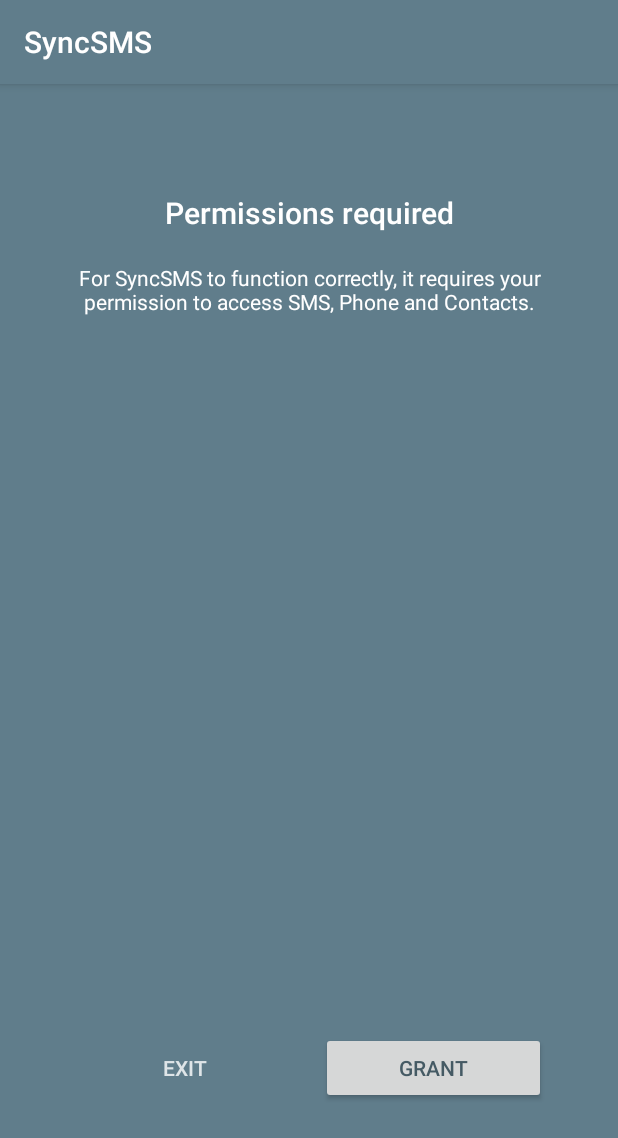
After one commit to pvasa/SyncSMS, an Android app: the fragment PermissionsFragment shown on its own in the app's theme, on a phone screen of 412 x 824 dp. The commit adds this screen. Shown: the top 1138 px of the screen. Run offline under Robolectric (Android 15) with nearby library versions, the phone set to English and light mode, and no system bars.

Commit message:
Initial on-boarding screens, Google sign-in, and permission check.

```diff
--- a/app/src/main/java/svyp/syncsms/MainActivity.java
+++ b/app/src/main/java/svyp/syncsms/MainActivity.java
@@ -17,7 +17,7 @@
 import svyp.syncsms.archived.ArchivedFragment;
 import svyp.syncsms.messages.MessagesFragment;
 import svyp.syncsms.models.Message;
-import svyp.syncsms.newMessage.ContactsActivity;
+import svyp.syncsms.contacts.ContactsActivity;
 
 public class MainActivity extends AppCompatActivity
         implements MainInterface {
--- a/app/src/main/java/svyp/syncsms/chat/ChatActivity.java
+++ b/app/src/main/java/svyp/syncsms/chat/ChatActivity.java
@@ -54,7 +54,7 @@
                         Manifest.permission.SEND_SMS,
                         Manifest.permission.READ_CONTACTS
                 },
-                this, Constants.RC_PERMISSIONS_NEW_MESSAGE_ACTIVITY);
+                this, Constants.RC_PERMISSIONS_CONTACTS_ACTIVITY);
 
         mRecyclerView = (RecyclerView) findViewById(R.id.rv_messages);
 
@@ -129,7 +129,7 @@
     public void onRequestPermissionsResult(
             int requestCode, @NonNull final String[] permissions, @NonNull int[] grantResults) {
         switch (requestCode) {
-            case Constants.RC_PERMISSIONS_NEW_MESSAGE_ACTIVITY: {
+            case Constants.RC_PERMISSIONS_CONTACTS_ACTIVITY: {
                 ArraySet<String> unGranted = new ArraySet<>();
                 for (int i = 0; i < grantResults.length; i++) {
                     if (grantResults[i] != PackageManager.PERMISSION_GRANTED) {
--- a/app/src/main/java/svyp/syncsms/newMessage/ContactsAdapter.java
+++ b/app/src/main/java/svyp/syncsms/contacts/ContactsAdapter.java
@@ -1,4 +1,4 @@
-package svyp.syncsms.newMessage;
+package svyp.syncsms.contacts;
 
 import android.support.v7.widget.CardView;
 import android.support.v7.widget.RecyclerView;
--- a/app/src/main/java/svyp/syncsms/newMessage/SendToAdapter.java
+++ b/app/src/main/java/svyp/syncsms/contacts/SendToAdapter.java
@@ -1,4 +1,4 @@
-package svyp.syncsms.newMessage;
+package svyp.syncsms.contacts;
 
 import android.support.v7.widget.PopupMenu;
 import android.support.v7.widget.RecyclerView;
--- /dev/null
+++ b/app/src/main/java/svyp/syncsms/onBoarding/PermissionsFragment.java
@@ -0,0 +1,85 @@
+package svyp.syncsms.onBoarding;
+
+import android.Manifest;
+import android.content.Intent;
+import android.content.pm.PackageManager;
+import android.os.Bundle;
+import android.support.annotation.NonNull;
+import android.support.v4.app.Fragment;
+import android.support.v4.util.ArraySet;
+import android.view.LayoutInflater;
+import android.view.View;
+import android.view.ViewGroup;
+
+import svyp.syncsms.Constants;
+import svyp.syncsms.MainActivity;
+import svyp.syncsms.R;
+import svyp.syncsms.Utils;
+
+public class PermissionsFragment extends Fragment
+        implements View.OnClickListener {
+
+    private final String TAG = getClass().getName();
+
+    private static final String ARG_SECTION_NUMBER = "section_number";
+    public static final String TITLE = "Request permissions";
+
+    public static PermissionsFragment newInstance(int sectionNumber) {
+        PermissionsFragment fragment = new PermissionsFragment();
+        Bundle args = new Bundle();
+        args.putInt(ARG_SECTION_NUMBER, sectionNumber);
+        fragment.setArguments(args);
+        return fragment;
+    }
+
+    @Override
+    public View onCreateView(LayoutInflater inflater, ViewGroup container,
+                             Bundle savedInstanceState) {
+
+        View rootView = inflater.inflate(R.layout.fragment_permissions, container, false);
+
+        rootView.findViewById(R.id.btn_grant).setOnClickListener(this);
+        rootView.findViewById(R.id.btn_exit).setOnClickListener(this);
+
+        return rootView;
+    }
+
+    @Override
+    public void onRequestPermissionsResult(
+            int requestCode, @NonNull final String[] permissions, @NonNull int[] grantResults) {
+        switch (requestCode) {
+            case Constants.RC_PERMISSIONS_ON_BOARDING_ACTIVITY: {
+                ArraySet<String> unGranted = new ArraySet<>();
+                for (int i = 0; i < grantResults.length; i++) {
+                    if (grantResults[i] != PackageManager.PERMISSION_GRANTED) {
+                        unGranted.add(permissions[i]);
+                    }
+                }
+                if (unGranted.isEmpty()) {
+                    startActivity(new Intent(getActivity(), MainActivity.class));
+                    getActivity().finish();
+                }
+            }
+        }
+    }
+
+    @Override
+    public void onClick(View v) {
+        switch (v.getId()) {
+            case R.id.btn_grant:
+                if (Utils.checkPermissions(
+                        new String[] {
+                                Manifest.permission.SEND_SMS,
+                                Manifest.permission.READ_CONTACTS
+                        },
+                        getActivity(), Constants.RC_PERMISSIONS_ON_BOARDING_ACTIVITY)) {
+                    startActivity(new Intent(getActivity(), MainActivity.class));
+                    getActivity().finish();
+                }
+                break;
+            case R.id.btn_exit:
+                getActivity().finish();
+                break;
+        }
+    }
+}
--- a/app/src/main/res/layout/activity_contacts.xml
+++ b/app/src/main/res/layout/activity_contacts.xml
@@ -7,7 +7,7 @@
     android:layout_width="match_parent"
     android:layout_height="match_parent"
     android:fitsSystemWindows="true"
-    tools:context="svyp.syncsms.newMessage.ContactsActivity">
+    tools:context="svyp.syncsms.contacts.ContactsActivity">
 
     <android.support.design.widget.AppBarLayout
         android:id="@+id/appbar"
--- /dev/null
+++ b/app/src/main/res/layout/fragment_permissions.xml
@@ -0,0 +1,78 @@
+<?xml version="1.0" encoding="utf-8"?>
+<FrameLayout xmlns:android="http://schemas.android.com/apk/res/android"
+    xmlns:tools="http://schemas.android.com/tools"
+    android:layout_width="match_parent"
+    android:layout_height="match_parent"
+    android:background="@color/colorPrimary">
+
+    <LinearLayout
+        android:layout_width="match_parent"
+        android:layout_height="match_parent"
+        android:layout_marginTop="64dp"
+        android:layout_marginBottom="64dp"
+        android:layout_marginStart="32dp"
+        android:layout_marginEnd="32dp"
+        android:orientation="vertical"
+        tools:ignore="UselessParent">
+
+        <TextView
+            android:layout_width="wrap_content"
+            android:layout_height="wrap_content"
+            android:layout_weight="1"
+            android:layout_gravity="center_horizontal"
+            android:layout_margin="8dp"
+            android:textAlignment="center"
+            android:text="@string/title_fragment_permissions"
+            android:textColor="@android:color/white"
+            android:textAppearance="@style/TextAppearance.AppCompat.Title" />
+
+        <TextView
+            android:layout_width="wrap_content"
+            android:layout_height="wrap_content"
+            android:layout_weight="1"
+            android:layout_gravity="center_horizontal"
+            android:layout_margin="8dp"
+            android:textAlignment="center"
+            android:text="@string/message_fragment_permissions"
+            android:textColor="@android:color/white"
+            android:textAppearance="@style/TextAppearance.AppCompat.Small" />
+
+        <ImageView
+            android:layout_width="wrap_content"
+            android:layout_height="wrap_content"
+            android:layout_weight="100"/>
+
+        <LinearLayout
+            android:layout_width="match_parent"
+            android:layout_height="wrap_content"
+            android:orientation="horizontal"
+            android:layout_margin="8dp">
+
+            <Button
+                android:id="@+id/btn_exit"
+                android:layout_width="wrap_content"
+                android:layout_height="wrap_content"
+                android:layout_weight="1"
+                android:layout_margin="8dp"
+                android:layout_gravity="center_horizontal"
+                android:background="@android:color/transparent"
+                android:textColor="@color/transparent_white_percent_80"
+                android:text="@string/btn_exit"
+                tools:ignore="ButtonStyle" />
+
+            <Button
+                android:id="@+id/btn_grant"
+                android:layout_width="wrap_content"
+                android:layout_height="wrap_content"
+                android:layout_weight="1"
+                android:layout_margin="8dp"
+                android:layout_gravity="center_horizontal"
+                android:textColor="@color/colorPrimaryDark"
+                android:text="@string/btn_grant"
+                tools:ignore="ButtonStyle" />
+
+        </LinearLayout>
+
+    </LinearLayout>
+
+</FrameLayout>
--- a/app/src/main/res/values/strings.xml
+++ b/app/src/main/res/values/strings.xml
@@ -7,4 +7,14 @@
     <string name="cd_user_picture">User picture</string>
     <string name="item_title_search">Search</string>
     <string name="iv_message_status">Message status</string>
+    <string name="btn_make_default">Make default</string>
+    <string name="btn_grant">Grant</string>
+    <string name="btn_sign_in">Sign In</string>
+    <string name="title_fragment_sign_in">Never miss anything</string>
+    <string name="message_fragment_sign_in">Sync all the important messages with your Google account and never worry about losing a single message.</string>
+    <string name="message_fragment_make_default">To make your social experience smoother and smarter, set SyncSMS as your default messaging app.</string>
+    <string name="title_fragment_make_default">Always stay connected</string>
+    <string name="btn_exit">Exit</string>
+    <string name="title_fragment_permissions">Permissions required</string>
+    <string name="message_fragment_permissions">For SyncSMS to function correctly, it requires your permission to access SMS, Phone and Contacts.</string>
 </resources>
```
Also changed, not shown: app/build.gradle (+10 -1 lines), app/src/main/AndroidManifest.xml (+12 -6 lines), app/src/main/java/svyp/syncsms/Constants.java (+10 -1 lines), app/src/main/java/svyp/syncsms/Utils.java (+18 -1 lines), app/src/main/java/svyp/syncsms/contacts/ContactsActivity.java (renamed from app/src/main/java/svyp/syncsms/newMessage/ContactsActivity.java, +4 -4 lines), app/src/main/java/svyp/syncsms/onBoarding/MakeDefaultFragment.java (added, +38 -0 lines), app/src/main/java/svyp/syncsms/onBoarding/OnBoardingActivity.java (added, +190 -0 lines), app/src/main/java/svyp/syncsms/onBoarding/SignInFragment.java (added, +58 -0 lines), app/src/main/res/layout/activity_on_boarding.xml (added, +21 -0 lines), app/src/main/res/layout/fragment_make_default.xml (added, +57 -0 lines), app/src/main/res/layout/fragment_sign_in.xml (added, +57 -0 lines), 2 other files.
